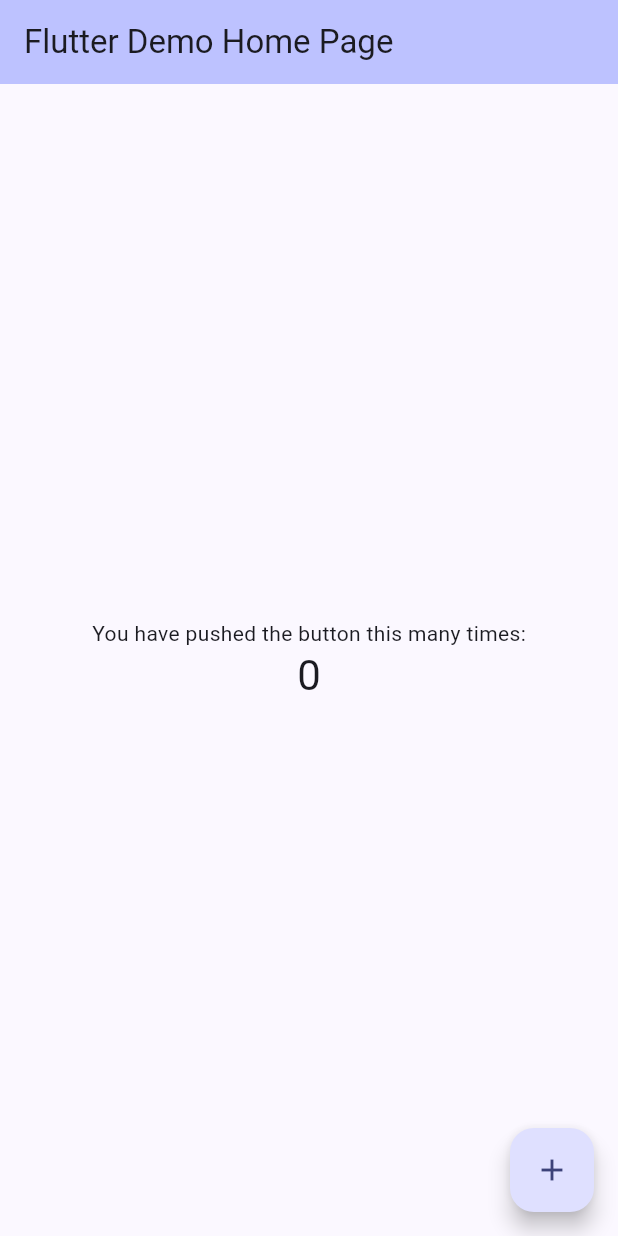
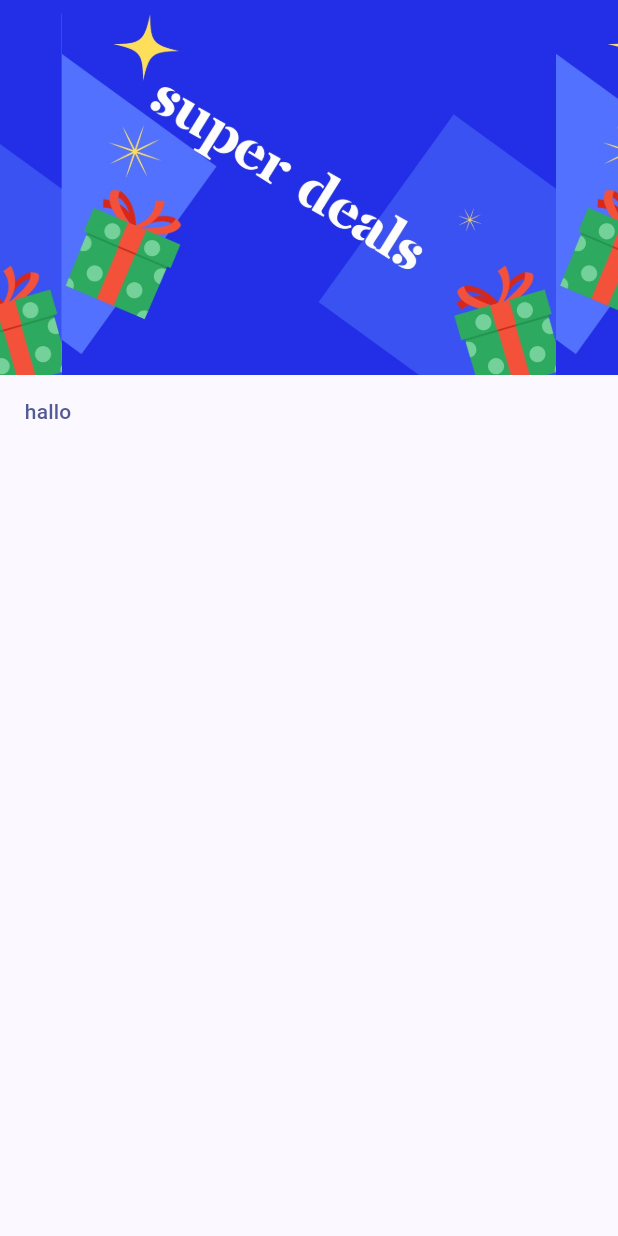
Before and after one commit to AlessioI-2261404/DIS-Flutter-Project, a Flutter app: the screen it shows after launch, on a phone screen of 412 x 824 dp. Run offline on Flutter 3.47's test engine with Material 3 defaults, Android fonts, the phone set to English and light mode, and no system bars; drawn by our look-alikes of carousel_slider.

Commit message:
Setup Image assets

```diff
--- /dev/null
+++ b/group_9_app/lib/datastructures/carousel_item.dart
@@ -0,0 +1,12 @@
+import 'package:flutter/material.dart';
+
+class CarouselItem extends StatelessWidget{
+  const CarouselItem({super.key});
+
+  @override
+  Widget build(BuildContext context) {
+    // TODO: implement build
+    throw UnimplementedError();
+  }
+
+}
--- /dev/null
+++ b/group_9_app/lib/datastructures/home_page_data.dart
@@ -0,0 +1,8 @@
+class HomePageData {
+  HomePageData();
+
+  //All the paths to our images
+  static final List<String> imagePathsBanner = [
+    'images/home/SuperDeals.jpg',
+  ];
+}
--- a/group_9_app/lib/main.dart
+++ b/group_9_app/lib/main.dart
@@ -14,7 +14,7 @@ class MyApp extends StatelessWidget {
     return MaterialApp(
       title: 'Group 9 app',
       theme: ThemeData(
-        colorScheme: ColorScheme.fromSeed(seedColor: Color.fromARGB(255, 0, 38, 255)),
+        colorScheme: ColorScheme.fromSeed(seedColor: const Color.fromARGB(255, 0, 38, 255)),
         useMaterial3: true,
       ),
       home: const MyHomePage(title: 'Flutter Demo Home Page'),
--- a/group_9_app/lib/pages/HomePage.dart
+++ b/group_9_app/lib/pages/HomePage.dart
@@ -1,12 +1,9 @@
 import 'package:flutter/material.dart';
-
+import 'package:carousel_slider/carousel_slider.dart';
+import '../datastructures/home_page_data.dart';
 
 class MyHomePage extends StatefulWidget {
   const MyHomePage({super.key, required this.title});
-
-  // This widget is the home page of your application. It is stateful, meaning
-  // that it has a State object (defined below) that contains fields that affect
-  // how it looks.
 
   // This class is the configuration for the state. It holds the values (in this
   // case the title) provided by the parent (in this case the App widget) and
@@ -20,41 +17,48 @@ class MyHomePage extends StatefulWidget {
 }
 
 class _MyHomePageState extends State<MyHomePage> {
-  int _counter = 0;
 
-  void _incrementCounter() {
-    setState(() {
-      // This call to setState tells the Flutter framework that something has
-      // changed in this State, which causes it to rerun the build method below
-      // so that the display can reflect the updated values. If we changed
-      // _counter without calling setState(), then the build method would not be
-      // called again, and so nothing would appear to happen.
-      _counter++;
-    });
+  void foo() {
+
   }
 
   @override
   Widget build(BuildContext context) {
-    // This method is rerun every time setState is called, for instance as done
-    // by the _incrementCounter method above.
-    //
-    // The Flutter framework has been optimized to make rerunning build methods
-    // fast, so that you can just rebuild anything that needs updating rather
-    // than having to individually change instances of widgets.
     return Scaffold(
-      appBar: AppBar(
-        // TRY THIS: Try changing the color here to a specific color (to
-        // Colors.amber, perhaps?) and trigger a hot reload to see the AppBar
-        // change color while the other colors stay the same.
-        backgroundColor: Theme.of(context).colorScheme.inversePrimary,
-        // Here we take the value from the MyHomePage object that was created by
-        // the App.build method, and use it to set our appbar title.
-        title: Text(widget.title),
+      body: Center(
+        child: Column(
+          mainAxisAlignment: MainAxisAlignment.start,
+          children: <Widget>[
+
+            //Superdeals
+            CarouselSlider(
+              items: HomePageData.imagePathsBanner.map((imgPath) {
+                return Container(
+                  width: MediaQuery.of(context).size.width,
+                  decoration: BoxDecoration(
+                    color: const Color.fromARGB(195, 255, 193, 7),
+                    borderRadius: BorderRadius.circular(10),
+                    ),
+                    child: Image.asset(imgPath, fit: BoxFit.fill),
+              ); }).toList(),
+              options: CarouselOptions(
+                height: 250,
+                )),
+
+            //The page with the recommended products
+            Row(
+              children: [
+                TextButton(onPressed: foo, child: const Text('hallo')),
+              ],
+            ),
+          ],
+        ),
       ),
-      body: Center(
-        // Center is a layout widget. It takes a single child and positions it
-        // in the middle of the parent.
-        child: Column(
+    );
+  }
+}
+
+
           // Column is also a layout widget. It takes a list of children and
           // arranges them vertically. By default, it sizes itself to fit its
           // children horizontally, and tries to be as tall as its parent.
@@ -68,23 +72,3 @@ class _MyHomePageState extends State<MyHomePage> {
           // TRY THIS: Invoke "debug painting" (choose the "Toggle Debug Paint"
           // action in the IDE, or press "p" in the console), to see the
           // wireframe for each widget.
-          mainAxisAlignment: MainAxisAlignment.center,
-          children: <Widget>[
-            const Text(
-              'You have pushed the button this many times:',
-            ),
-            Text(
-              '$_counter',
-              style: Theme.of(context).textTheme.headlineMedium,
-            ),
-          ],
-        ),
-      ),
-      floatingActionButton: FloatingActionButton(
-        onPressed: _incrementCounter,
-        tooltip: 'Increment',
-        child: const Icon(Icons.add),
-      ), // This trailing comma makes auto-formatting nicer for build methods.
-    );
-  }
-}
```
Also changed, not shown: group_9_app/pubspec.yaml (+4 -3 lines), group_9_app/images/home/SuperDeals.jpg (added), group_9_app/pubspec.lock.
